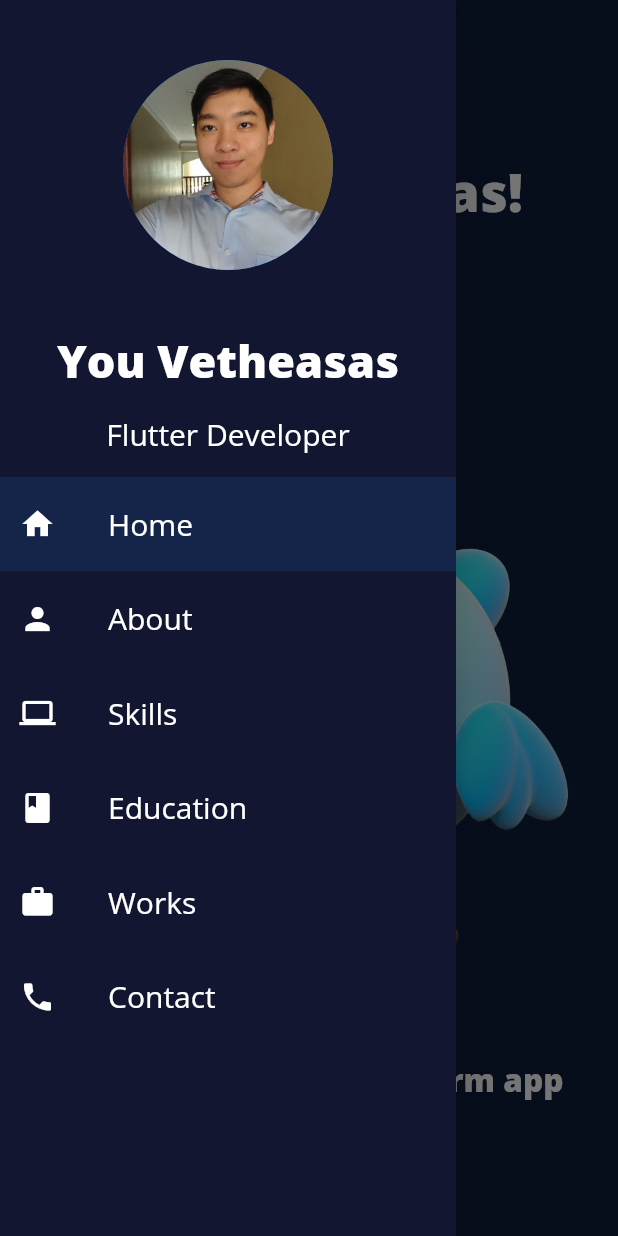
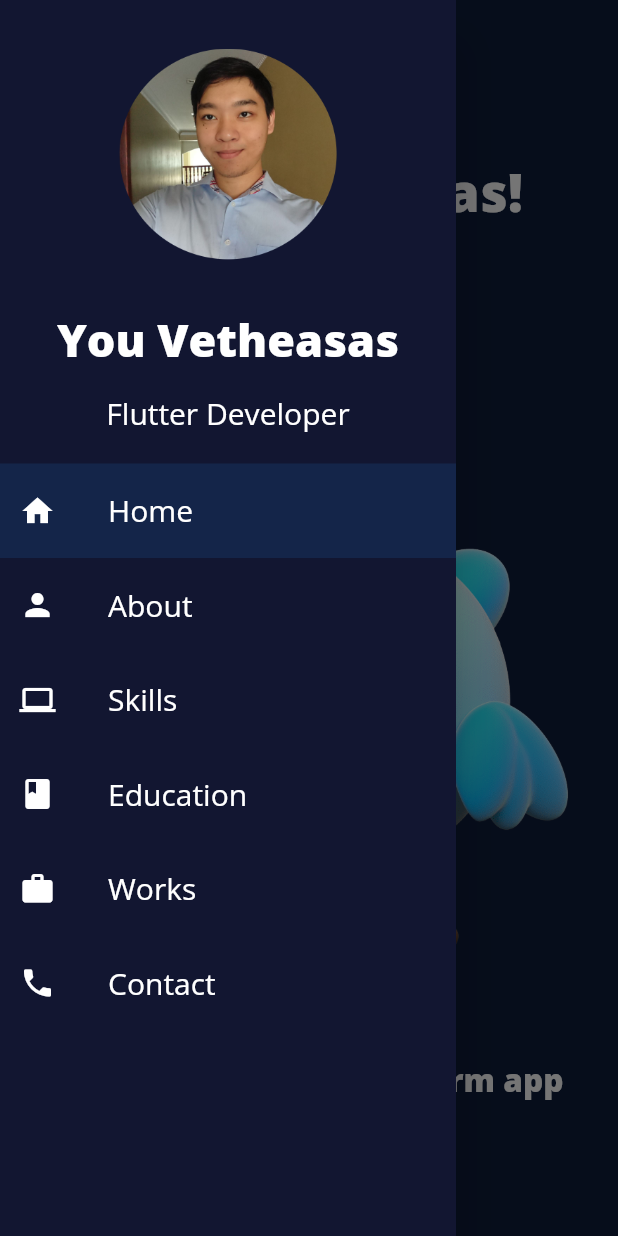
Before and after one commit to Vetheasas/Vetheasas_Portfolio, a Flutter app: the screen it shows after launch, after a tap on the "menu" icon, on a phone screen of 412 x 824 dp. Run offline on Flutter 3.47's test engine with Material 2 defaults, Android fonts, the phone set to English and light mode, and no system bars; drawn by our look-alikes of auto_size_text; our stand-ins replace responsive_builder.

Commit message:
bug fixes

```diff
--- a/lib/components/drawer/mobile_drawer/mobile_page_drawer.dart
+++ b/lib/components/drawer/mobile_drawer/mobile_page_drawer.dart
@@ -1,3 +1,4 @@
+import 'package:auto_size_text/auto_size_text.dart';
 import 'package:flutter/material.dart';
 import 'mobile_drawer_item.dart';
 
@@ -25,15 +26,26 @@ class _MobilePageDrawerState extends State<MobilePageDrawer> {
       child: Column(
         crossAxisAlignment: CrossAxisAlignment.center,
         children: [
-          Padding(
-            padding: EdgeInsets.symmetric(vertical: 40, horizontal: 50),
-            child: CircleAvatar(
-              foregroundImage: AssetImage('assets/images/profile_pic.jpg'),
-              radius: 70,
+          Expanded(
+              flex: 2,
+              child: Center(
+                child: Container(
+                  width: 150,
+                  height: 150,
+                  decoration: BoxDecoration(
+                    shape: BoxShape.circle,
+                    image: DecorationImage(
+                        image: AssetImage('assets/images/profile_pic.png'),
+                        fit: BoxFit.scaleDown),
                   ),
                 ),
-          Text(
+              )),
+          Expanded(
+            child: Column(
+              children: [
+                AutoSizeText(
                   'You Vetheasas',
+                  maxLines: 1,
                   style: TextStyle(
                       fontFamily: 'Open Sans',
                       fontSize: 30,
@@ -49,6 +61,13 @@ class _MobilePageDrawerState extends State<MobilePageDrawer> {
                         fontWeight: FontWeight.w400),
                   ),
                 ),
+              ],
+            ),
+          ),
+          Expanded(
+            flex: 5,
+            child: Column(
+              children: [
                 DrawerItem(
                   title: 'Home',
                   icon: Icons.home,
@@ -99,6 +118,9 @@ class _MobilePageDrawerState extends State<MobilePageDrawer> {
                 ),
               ],
             ),
+          ),
+        ],
+      ),
     );
   }
 }
--- a/lib/pages/education/mobile_education_page/mobile_education_page.dart
+++ b/lib/pages/education/mobile_education_page/mobile_education_page.dart
@@ -70,16 +70,18 @@ class EducationItem extends StatelessWidget {
     return Padding(
       padding: const EdgeInsets.only(bottom: 20, left: 10, right: 10),
       child: Container(
-        decoration: BoxDecoration(
-            border: Border.all(color: Colors.white, width: 3),
-            borderRadius: BorderRadius.circular(20)),
         child: Column(
           children: [
             Row(
               children: [
-                Expanded(flex: 1, child: Image.asset(imageLink)),
                 Expanded(
-                  flex: 2,
+                    flex: 1,
+                    child: Image.asset(
+                      imageLink,
+                      fit: BoxFit.scaleDown,
+                    )),
+                Expanded(
+                  flex: 3,
                   child: EducationText(
                     text: title,
                     textSize: 15,
@@ -88,7 +90,7 @@ class EducationItem extends StatelessWidget {
               ],
             ),
             Expanded(
-              flex: 1,
+              flex: 3,
               child: EducationText(
                 text: description,
                 textSize: 13,
@@ -112,9 +114,11 @@ class EducationText extends StatelessWidget {
       padding: const EdgeInsets.all(8.0),
       child: AutoSizeText(
         text,
-        style: TextStyle(fontWeight: FontWeight.w400, fontSize: textSize),
+        style: TextStyle(
+            fontWeight: FontWeight.w400,
+            fontSize: textSize,
+            overflow: TextOverflow.visible),
         maxLines: 3,
-        minFontSize: 1,
       ),
     );
   }
```
Also changed, not shown: lib/components/drawer/desktop_drawer/desktop_drawer_item.dart (+7 -3 lines), lib/components/drawer/desktop_drawer/desktop_page_drawer.dart (+58 -17 lines), lib/layout/desktop_layout/desktop_layout.dart (+16 -2 lines), lib/pages/education/desktop_education_page/desktop_education_page.dart (+7 -7 lines), lib/pages/works/works_detail/desktop_works_detail.dart (+18 -7 lines), lib/pages/works/works_detail/mobile_works_detail.dart (+19 -10 lines), lib/pages/works/works_detail/works_detail_components/desktop_work_details_components.dart (+8 -0 lines), lib/pages/works/works_detail/works_detail_components/mobile_work_details_components.dart (+11 -1 lines), assets/images/backup/profile_pic1.jpg (renamed from assets/images/profile_pic.jpg), assets/images/profile_pic.png (added), 1 other file. Lines whose indentation alone changed are shown as unchanged.
